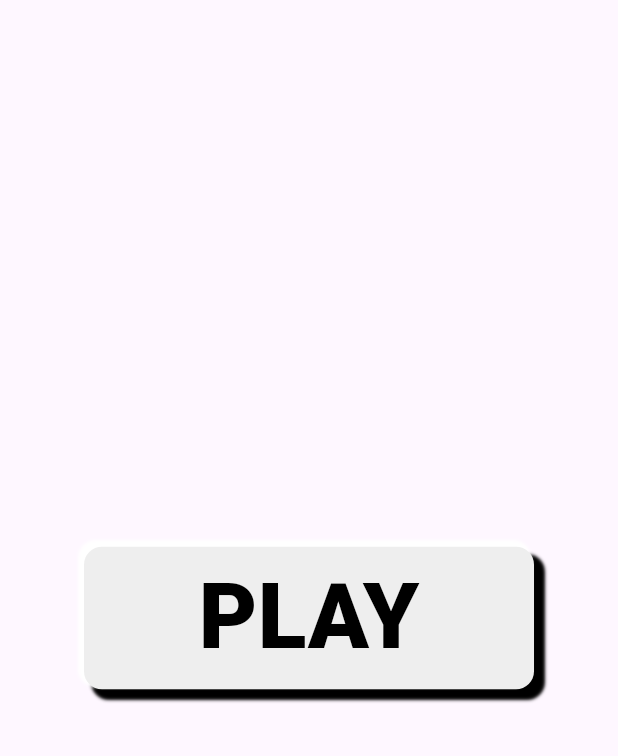
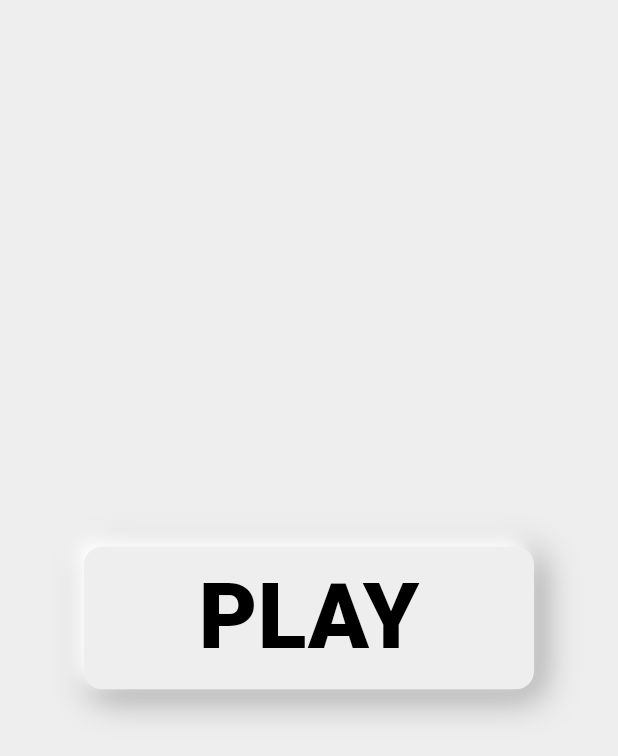
Before and after one commit to named-JM/Genshin-Lyre-, a Flutter app: the screen it shows after launch, on a phone screen of 412 x 824 dp. Shown: the top 756 px of the screen. Run offline on Flutter 3.47's test engine with Material 3 defaults, Android fonts, the phone set to English and light mode, and no system bars; our stand-ins replace audioplayers.

Commit message:
enhance home button play

```diff
--- a/lib/button_custom/playbtn.dart
+++ b/lib/button_custom/playbtn.dart
@@ -25,25 +25,24 @@ class PlayButton extends StatelessWidget {
               color: isButtonPressed ? Colors.grey[600] : Colors.black),
         )),
         decoration: BoxDecoration(
-            color: isButtonPressed ? Colors.white : Colors.grey[200],
+            color: isButtonPressed ? Colors.grey[100] : Colors.grey[200],
             borderRadius: BorderRadius.circular(12),
             boxShadow: isButtonPressed
                 ? [
                     //no shadows if button pressed
                   ]
                 : [
-                    //darker bot right
                     BoxShadow(
-                      color: Colors.black,
-                      offset: Offset(6, 6),
-                      blurRadius: 1,
+                      color: Colors.grey.shade500,
+                      offset: Offset(5, 5),
+                      blurRadius: 20,
                       spreadRadius: 1,
                     ),
-                    //lighter top left
+                    // Top left shadow is lighter
                     BoxShadow(
                       color: Colors.white,
-                      offset: Offset(-3, -3),
-                      blurRadius: 1,
+                      offset: Offset(-5, -5),
+                      blurRadius: 10,
                       spreadRadius: 1,
                     ),
                   ]),
--- a/lib/home.dart
+++ b/lib/home.dart
@@ -34,6 +34,7 @@ class _HomeState extends State<Home> {
   @override
   Widget build(BuildContext context) {
     return Scaffold(
+      backgroundColor: Colors.grey[200],
       body: Center(
         child:
             PlayButton(onTap: buttonPressed, isButtonPressed: isButtonPressed),
```
